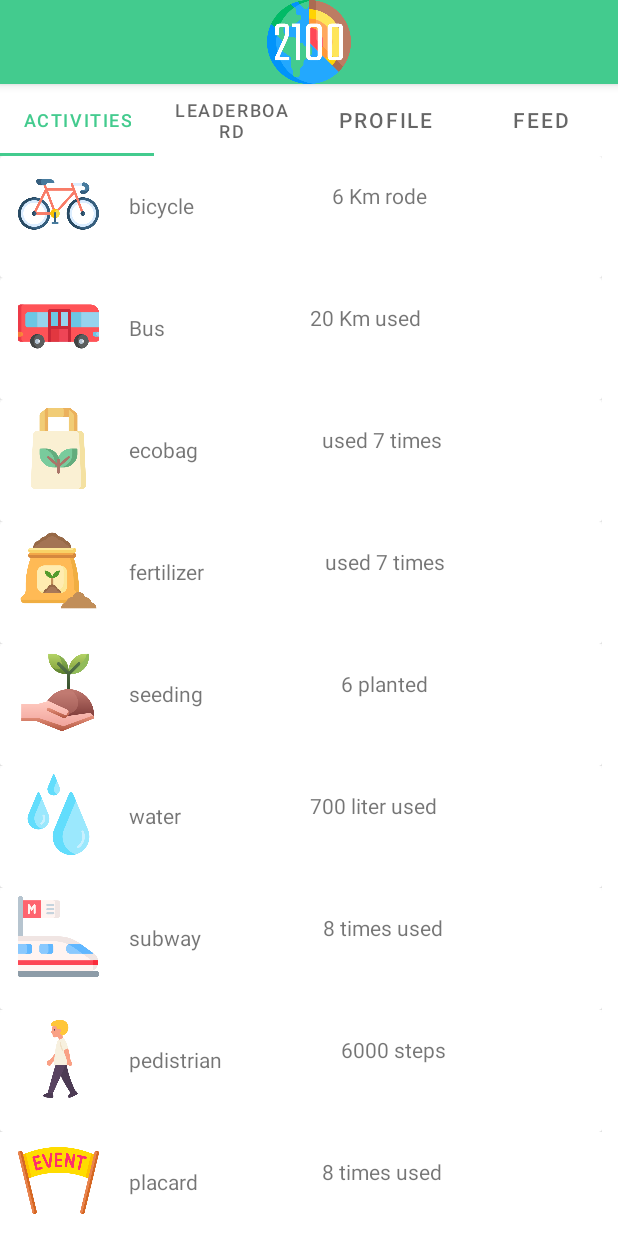
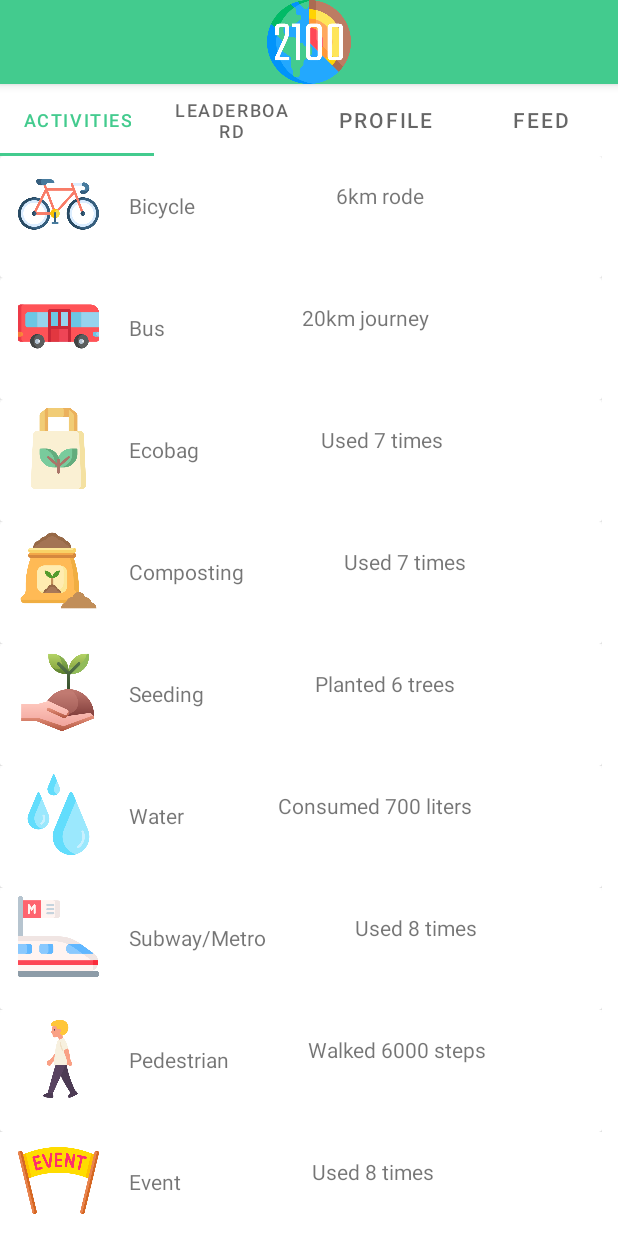
Before and after one commit to msc94/hackatum-2021, an Android app: the screen it shows after launch (MainActivity), on a phone screen of 412 x 824 dp. Run offline under Robolectric (Android 15) with nearby library versions, the phone set to English and light mode, and no system bars.

Commit message:
added things

```diff
--- a/app/src/main/res/values/strings.xml
+++ b/app/src/main/res/values/strings.xml
@@ -83,28 +83,28 @@
     </string-array>
 
     <string-array name="activity_names">
-        <item>bicycle</item>
+        <item>Bicycle</item>
         <item>Bus</item>
-        <item>ecobag</item>
-        <item>fertilizer</item>
-        <item>seeding</item>
-        <item>water</item>
-        <item>subway</item>
-        <item>pedistrian</item>
-        <item>placard</item>
-        <item>flash</item>
+        <item>Ecobag</item>
+        <item>Composting</item>
+        <item>Seeding</item>
+        <item>Water</item>
+        <item>Subway/Metro</item>
+        <item>Pedestrian</item>
+        <item>Event</item>
+        <item>Electricity</item>
    </string-array>
 
     <string-array name="activity_numbers">
-        <item>6 Km rode</item>
-        <item>20 Km used</item>
-        <item>used 7 times</item>
-        <item>used 7 times</item>
-        <item>6 planted</item>
-        <item>700 liter used</item>
-        <item>8 times used</item>
-        <item>6000 steps</item>
-        <item>8 times used</item>
-        <item>90 KWH</item>
+        <item>6km rode</item>
+        <item>20km journey</item>
+        <item>Used 7 times</item>
+        <item>Used 7 times</item>
+        <item>Planted 6 trees</item>
+        <item>Consumed 700 liters</item>
+        <item>Used 8 times</item>
+        <item>Walked 6000 steps</item>
+        <item>Used 8 times</item>
+        <item>Consumed 90kWh</item>
     </string-array>
 </resources>
```
